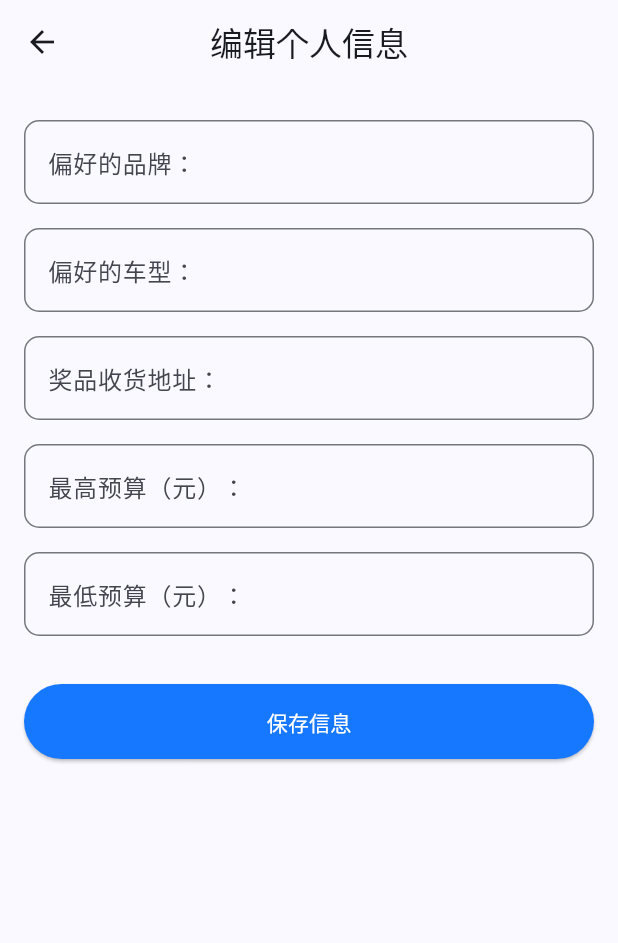
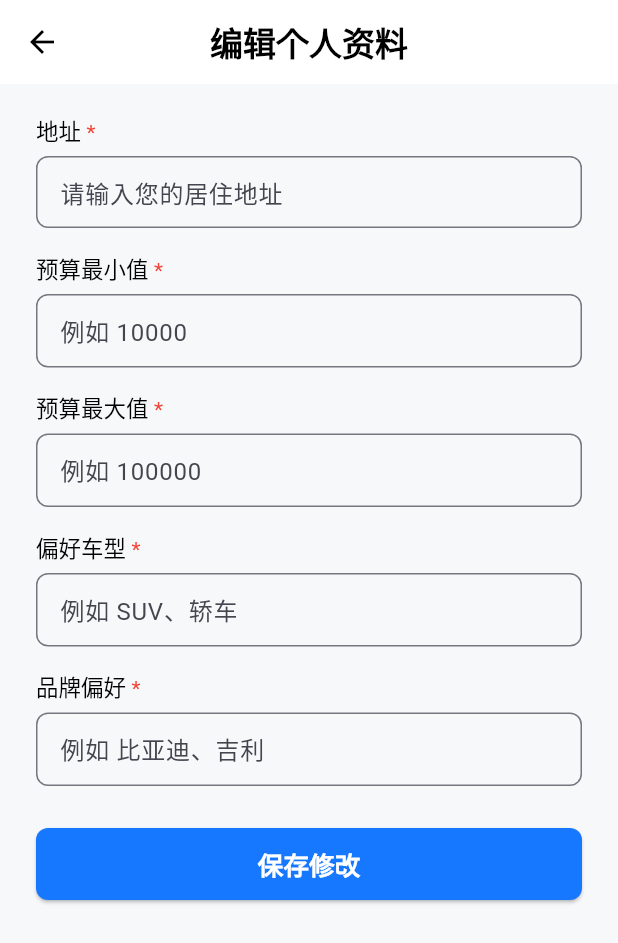
Before and after one commit to shubin45410292/car_buying_advice, a Flutter app: the EditProfilePage screen opened directly, on a phone screen of 412 x 824 dp. Shown: the top 943 px of the screen. Run offline on Flutter 3.47's test engine with Material 3 defaults, Android fonts, the light colour scheme and no system bars; our stand-ins replace shared_preferences; accounts and stored records are empty.

Commit message:
你的提交信息

```diff
--- a/lib/pages/edit_profile_page.dart
+++ b/lib/pages/edit_profile_page.dart
@@ -10,22 +10,40 @@ class EditProfilePage extends StatefulWidget {
 }
 
 class _EditProfilePageState extends State<EditProfilePage> {
-  final TextEditingController brandController = TextEditingController();
-  final TextEditingController typeController = TextEditingController();
   final TextEditingController addressController = TextEditingController();
-  final TextEditingController minBudgetController = TextEditingController();
-  final TextEditingController maxBudgetController = TextEditingController();
+  final TextEditingController budgetMinController = TextEditingController();
+  final TextEditingController budgetMaxController = TextEditingController();
+  final TextEditingController preferredTypeController = TextEditingController();
+  final TextEditingController preferredBrandController =
+      TextEditingController();
 
   bool isLoading = false;
 
-  Future<void> _saveProfile() async {
+  Future<void> _submitUpdate() async {
     final prefs = await SharedPreferences.getInstance();
     final userId = prefs.getString('user_id') ?? '';
-    final token = prefs.getString('token') ?? '';
+    final token = prefs.getString('access_token') ?? '';
 
     if (userId.isEmpty || token.isEmpty) {
       ScaffoldMessenger.of(context).showSnackBar(
-        const SnackBar(content: Text('未找到登录信息，请重新登录')),
+        const SnackBar(content: Text('请先登录再编辑资料')),
+      );
+      return;
+    }
+
+    final address = addressController.text.trim();
+    final min = int.tryParse(budgetMinController.text.trim()) ?? 0;
+    final max = int.tryParse(budgetMaxController.text.trim()) ?? 0;
+    final type = preferredTypeController.text.trim();
+    final brand = preferredBrandController.text.trim();
+
+    if (address.isEmpty ||
+        type.isEmpty ||
+        brand.isEmpty ||
+        min <= 0 ||
+        max <= 0) {
+      ScaffoldMessenger.of(context).showSnackBar(
+        const SnackBar(content: Text('请填写完整资料')),
       );
       return;
     }
@@ -35,25 +53,29 @@ class _EditProfilePageState extends State<EditProfilePage> {
     try {
       final result = await ApiService.updateUserInfo(
         userId: userId,
-        token: token, // ✅ 必传 Access-token
-        preferredBrand: brandController.text,
-        preferredType: typeController.text,
-        address: addressController.text,
-        budgetMin: int.tryParse(minBudgetController.text) ?? 0,
-        budgetMax: int.tryParse(maxBudgetController.text) ?? 0,
+        token: token,
+        preferredBrand: brand,
+        preferredType: type,
+        address: address,
+        budgetMin: min,
+        budgetMax: max,
       );
 
-      final code = result['base']?['code'];
-      if (code == 10000) {
+      if (result['base']?['code'] == 10000) {
         ScaffoldMessenger.of(context).showSnackBar(
-          const SnackBar(content: Text('个人信息更新成功')),
+          const SnackBar(content: Text('✅ 资料更新成功')),
         );
+        Navigator.pop(context);
       } else {
-        throw Exception(result['base']?['msg'] ?? '未知错误');
+        ScaffoldMessenger.of(context).showSnackBar(
+          SnackBar(
+              content: Text(
+                  '❌ 更新失败：${result['base']?['msg'] ?? "服务器未返回错误信息"}')),
+        );
       }
     } catch (e) {
       ScaffoldMessenger.of(context).showSnackBar(
-        SnackBar(content: Text('请求出错: $e')),
+        SnackBar(content: Text('请求出错：$e')),
       );
     } finally {
       if (mounted) setState(() => isLoading = false);
@@ -63,32 +85,54 @@ class _EditProfilePageState extends State<EditProfilePage> {
   @override
   Widget build(BuildContext context) {
     return Scaffold(
+      backgroundColor: const Color(0xFFF7F8FA),
       appBar: AppBar(
-        title: const Text('编辑个人信息'),
+        title: const Text(
+          '编辑个人资料',
+          style: TextStyle(fontWeight: FontWeight.w600),
+        ),
         centerTitle: true,
+        backgroundColor: Colors.white,
+        foregroundColor: Colors.black,
+        elevation: 0,
       ),
-      body: Padding(
-        padding: const EdgeInsets.all(16),
-        child: ListView(
+      body: SingleChildScrollView(
+        padding: const EdgeInsets.symmetric(horizontal: 24, vertical: 20),
+        child: Column(
           children: [
-            _buildField('偏好的品牌：', brandController),
-            _buildField('偏好的车型：', typeController),
-            _buildField('奖品收货地址：', addressController),
-            _buildField('最高预算（元）：', maxBudgetController,
-                type: TextInputType.number),
-            _buildField('最低预算（元）：', minBudgetController,
-                type: TextInputType.number),
-            const SizedBox(height: 24),
-            ElevatedButton(
-              onPressed: isLoading ? null : _saveProfile,
-              style: ElevatedButton.styleFrom(
-                minimumSize: const Size(double.infinity, 50),
-                backgroundColor: const Color(0xFF1677FF),
-                foregroundColor: Colors.white,
+            _buildTextField('地址', '请输入您的居住地址', addressController),
+            const SizedBox(height: 16),
+            _buildTextField('预算最小值', '例如 10000', budgetMinController,
+                keyboardType: TextInputType.number),
+            const SizedBox(height: 16),
+            _buildTextField('预算最大值', '例如 100000', budgetMaxController,
+                keyboardType: TextInputType.number),
+            const SizedBox(height: 16),
+            _buildTextField('偏好车型', '例如 SUV、轿车', preferredTypeController),
+            const SizedBox(height: 16),
+            _buildTextField('品牌偏好', '例如 比亚迪、吉利', preferredBrandController),
+            const SizedBox(height: 28),
+            SizedBox(
+              width: double.infinity,
+              height: 48,
+              child: ElevatedButton(
+                onPressed: isLoading ? null : _submitUpdate,
+                style: ElevatedButton.styleFrom(
+                  backgroundColor: const Color(0xFF1677FF),
+                  shape: RoundedRectangleBorder(
+                    borderRadius: BorderRadius.circular(8),
+                  ),
+                ),
+                child: isLoading
+                    ? const CircularProgressIndicator(color: Colors.white)
+                    : const Text(
+                        '保存修改',
+                        style: TextStyle(
+                            fontSize: 17,
+                            fontWeight: FontWeight.w600,
+                            color: Colors.white),
+                      ),
               ),
-              child: isLoading
-                  ? const CircularProgressIndicator(color: Colors.white)
-                  : const Text('保存信息'),
             ),
           ],
         ),
@@ -96,20 +140,40 @@ class _EditProfilePageState extends State<EditProfilePage> {
     );
   }
 
-  Widget _buildField(String label, TextEditingController controller,
-      {TextInputType type = TextInputType.text}) {
-    return Padding(
-      padding: const EdgeInsets.symmetric(vertical: 8),
-      child: TextField(
-        controller: controller,
-        keyboardType: type,
-        decoration: InputDecoration(
-          labelText: label,
-          border: OutlineInputBorder(
-            borderRadius: BorderRadius.circular(10),
+  Widget _buildTextField(
+      String label, String hint, TextEditingController controller,
+      {TextInputType keyboardType = TextInputType.text}) {
+    return Column(
+      crossAxisAlignment: CrossAxisAlignment.start,
+      children: [
+        RichText(
+          text: TextSpan(
+            children: [
+              TextSpan(
+                text: '$label ',
+                style: const TextStyle(color: Colors.black, fontSize: 15),
+              ),
+              const TextSpan(
+                text: '*',
+                style: TextStyle(color: Colors.red),
+              ),
+            ],
           ),
         ),
-      ),
+        const SizedBox(height: 6),
+        TextField(
+          controller: controller,
+          keyboardType: keyboardType,
+          decoration: InputDecoration(
+            hintText: hint,
+            border: OutlineInputBorder(
+              borderRadius: BorderRadius.circular(8),
+            ),
+            contentPadding:
+                const EdgeInsets.symmetric(horizontal: 12, vertical: 12),
+          ),
+        ),
+      ],
     );
   }
 }
```
